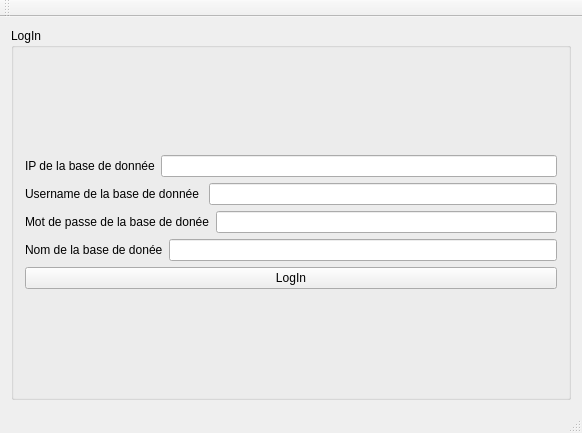
Maelctn/Projet-Burger-Quiz, file Projet-Burger-Quiz CPP/Interface_Qt/mainwindow.ui: the form before one commit.
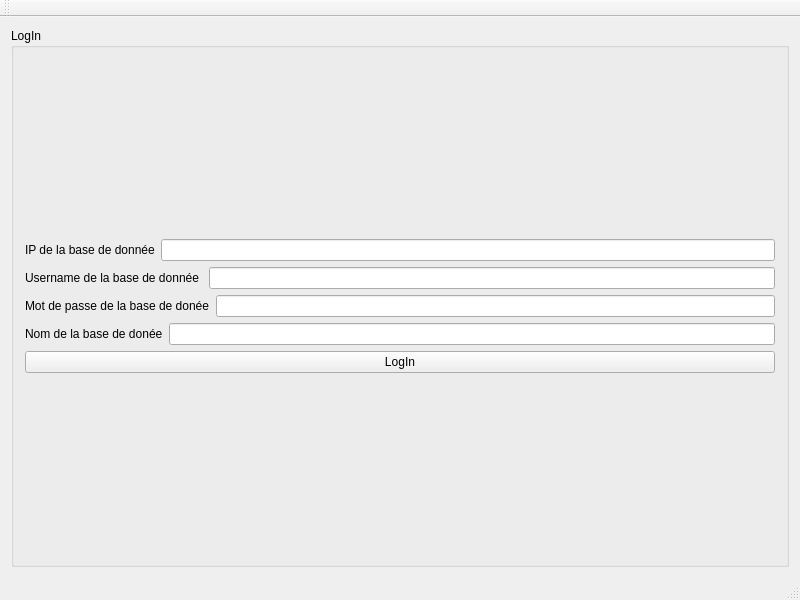
The form after the commit.

Diff of the .ui file:
```diff
--- a/Projet-Burger-Quiz CPP/Interface_Qt/mainwindow.ui
+++ b/Projet-Burger-Quiz CPP/Interface_Qt/mainwindow.ui
@@ -6,8 +6,8 @@
    <rect>
     <x>0</x>
     <y>0</y>
-    <width>582</width>
-    <height>433</height>
+    <width>800</width>
+    <height>600</height>
    </rect>
   </property>
   <property name="windowTitle">
```
Left out of the diff: 2 changed lines with no effect on the pictures.
